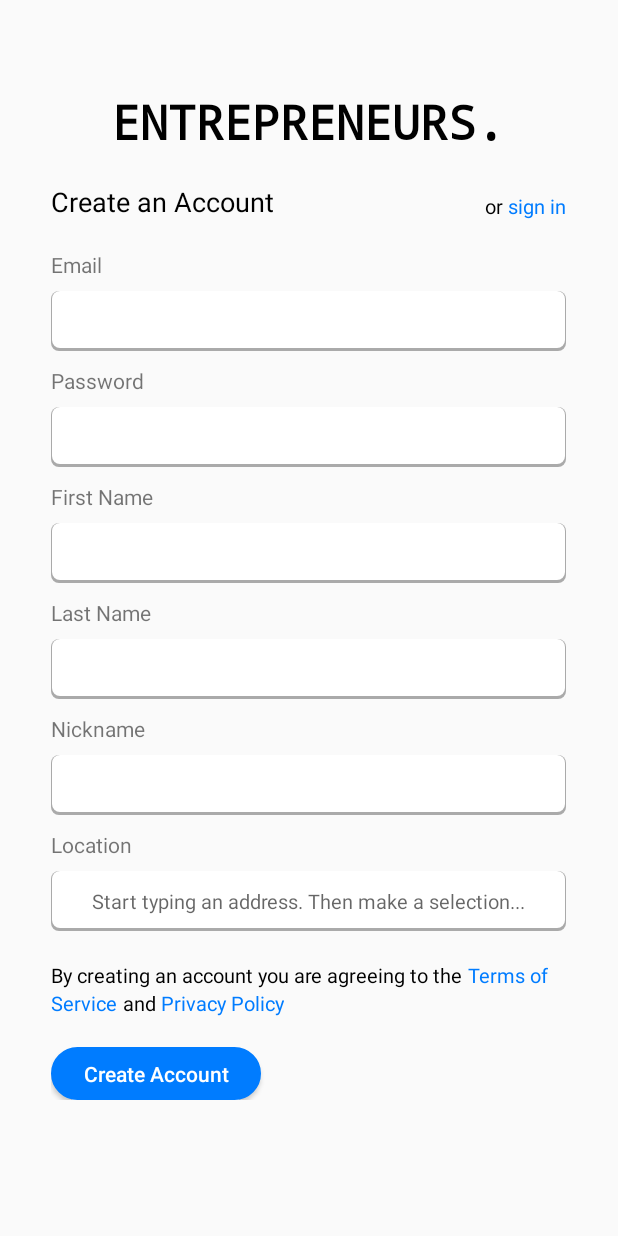
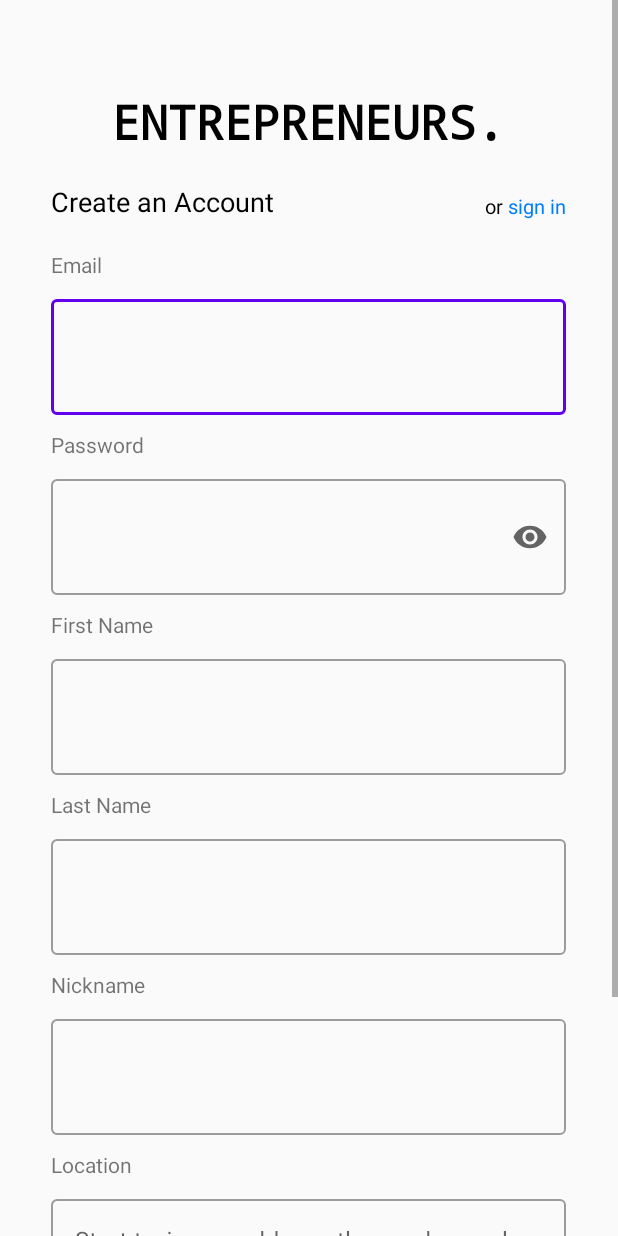
Before and after one commit to FadlyNJ/Entrepreneurs, an Android app: the Register screen opened directly, with no data from a screen before it, on a phone screen of 412 x 824 dp. Run offline under Robolectric (Android 15) with nearby library versions, the phone set to English and light mode, and no system bars.

Commit message:
redesign login and register with material components

```diff
--- a/app/src/main/java/com/fadly/entrepreneurs/MainActivity.java
+++ b/app/src/main/java/com/fadly/entrepreneurs/MainActivity.java
@@ -44,7 +44,7 @@ public class MainActivity extends AppCompatActivity {
         super.onCreate(savedInstanceState);
         setContentView(R.layout.activity_main);
 
-        // Set the Toolbar to replace the ActionBar.
+        // Set the Custom Toolbar to replace the ActionBar.
         toolbar = (MaterialToolbar) findViewById(R.id.toolbar);
         setSupportActionBar(toolbar);
         getSupportActionBar().setDisplayHomeAsUpEnabled(true);
--- a/app/src/main/res/layout/activity_main.xml
+++ b/app/src/main/res/layout/activity_main.xml
@@ -28,7 +28,7 @@
                     android:layout_width="wrap_content"
                     android:layout_height="wrap_content"
                     android:layout_gravity="center"
-                    android:text="ENTREPRENEURS."
+                    android:text="@string/entrepreneurs"
                     android:textStyle="bold"
                     android:textSize="12pt"
                     android:textColor="#191919"/>
@@ -67,7 +67,7 @@
             android:background="@drawable/button2"
             android:textColor="#a1abb5"
             android:textAllCaps="false"
-            android:text="Sign in"/>
+            android:text="@string/sign_in"/>
 
         <Button
             android:id="@+id/register"
@@ -80,7 +80,7 @@
             android:background="@drawable/button"
             android:textColor="@color/white"
             android:textAllCaps="false"
-            android:text="Sign up"/>
+            android:text="@string/sign_up"/>
 
     </com.google.android.material.navigation.NavigationView>
 
--- a/app/src/main/res/layout/activity_register.xml
+++ b/app/src/main/res/layout/activity_register.xml
@@ -73,13 +73,21 @@
                 android:layout_marginTop="20dp"
                 android:text="Email" />
 
-            <EditText
-                android:id="@+id/email"
+            <com.google.android.material.textfield.TextInputLayout
+                android:id="@+id/tilEmail"
+                style="@style/Widget.MaterialComponents.TextInputLayout.OutlinedBox"
                 android:layout_width="match_parent"
-                android:layout_height="40dp"
+                android:layout_height="wrap_content"
                 android:layout_marginTop="8dp"
-                android:background="@drawable/user_bg"
+                app:errorEnabled="true">
+
+                <com.google.android.material.textfield.TextInputEditText
+                    android:id="@+id/txtEmail"
+                    android:layout_width="match_parent"
+                    android:layout_height="match_parent"
                     android:inputType="textEmailAddress" />
+
+            </com.google.android.material.textfield.TextInputLayout>
 
             <TextView
                 android:layout_width="wrap_content"
@@ -87,13 +95,22 @@
                 android:layout_marginTop="10dp"
                 android:text="Password" />
 
-            <EditText
-                android:id="@+id/password"
+            <com.google.android.material.textfield.TextInputLayout
+                android:id="@+id/tilPassword"
+                style="@style/Widget.MaterialComponents.TextInputLayout.OutlinedBox"
                 android:layout_width="match_parent"
-                android:layout_height="40dp"
+                android:layout_height="wrap_content"
                 android:layout_marginTop="8dp"
-                android:background="@drawable/user_bg"
+                app:endIconMode="password_toggle"
+                app:errorEnabled="true">
+
+                <com.google.android.material.textfield.TextInputEditText
+                    android:id="@+id/txtPassword"
+                    android:layout_width="match_parent"
+                    android:layout_height="match_parent"
                     android:inputType="textPassword" />
+
+            </com.google.android.material.textfield.TextInputLayout>
 
             <TextView
                 android:layout_width="wrap_content"
@@ -101,13 +118,21 @@
                 android:layout_marginTop="10dp"
                 android:text="First Name" />
 
-            <EditText
-                android:id="@+id/firstname"
+            <com.google.android.material.textfield.TextInputLayout
+                android:id="@+id/tilFirst"
+                style="@style/Widget.MaterialComponents.TextInputLayout.OutlinedBox"
                 android:layout_width="match_parent"
-                android:layout_height="40dp"
+                android:layout_height="wrap_content"
                 android:layout_marginTop="8dp"
-                android:background="@drawable/user_bg"
+                app:errorEnabled="true">
+
+                <com.google.android.material.textfield.TextInputEditText
+                    android:id="@+id/txtFirst"
+                    android:layout_width="match_parent"
+                    android:layout_height="match_parent"
                     android:inputType="textPersonName" />
+
+            </com.google.android.material.textfield.TextInputLayout>
 
             <TextView
                 android:layout_width="wrap_content"
@@ -115,13 +140,21 @@
                 android:layout_marginTop="10dp"
                 android:text="Last Name" />
 
-            <EditText
-                android:id="@+id/lastname"
+            <com.google.android.material.textfield.TextInputLayout
+                android:id="@+id/tilLast"
+                style="@style/Widget.MaterialComponents.TextInputLayout.OutlinedBox"
                 android:layout_width="match_parent"
-                android:layout_height="40dp"
+                android:layout_height="wrap_content"
                 android:layout_marginTop="8dp"
-                android:background="@drawable/user_bg"
+                app:errorEnabled="true">
+
+                <com.google.android.material.textfield.TextInputEditText
+                    android:id="@+id/txtLast"
+                    android:layout_width="match_parent"
+                    android:layout_height="match_parent"
                     android:inputType="textPersonName" />
+
+            </com.google.android.material.textfield.TextInputLayout>
 
             <TextView
                 android:layout_width="wrap_content"
@@ -129,13 +162,21 @@
                 android:layout_marginTop="10dp"
                 android:text="Nickname" />
 
-            <EditText
-                android:id="@+id/nickname"
+            <com.google.android.material.textfield.TextInputLayout
+                android:id="@+id/tilNick"
+                style="@style/Widget.MaterialComponents.TextInputLayout.OutlinedBox"
                 android:layout_width="match_parent"
-                android:layout_height="40dp"
+                android:layout_height="wrap_content"
                 android:layout_marginTop="8dp"
-                android:background="@drawable/user_bg"
+                app:errorEnabled="true">
+
+                <com.google.android.material.textfield.TextInputEditText
+                    android:id="@+id/txtNick"
+                    android:layout_width="match_parent"
+                    android:layout_height="match_parent"
                     android:inputType="textPersonName" />
+
+            </com.google.android.material.textfield.TextInputLayout>
 
             <TextView
                 android:layout_width="wrap_content"
@@ -143,16 +184,20 @@
                 android:layout_marginTop="10dp"
                 android:text="Location" />
 
-            <EditText
+            <com.google.android.material.textfield.TextInputLayout
                 android:id="@+id/location"
+                style="@style/Widget.MaterialComponents.TextInputLayout.OutlinedBox"
                 android:layout_width="match_parent"
-                android:layout_height="40dp"
-                android:layout_marginTop="8dp"
-                android:background="@drawable/user_bg"
-                android:gravity="center"
-                android:hint="Start typing an address. Then make a selection..."
-                android:inputType="text"
-                android:textSize="6pt" />
+                android:layout_height="wrap_content"
+                android:layout_marginTop="8dp">
+
+                <com.google.android.material.textfield.TextInputEditText
+                    android:layout_width="match_parent"
+                    android:layout_height="match_parent"
+                    android:hint="Start typing an address, then make a selection..."
+                    android:inputType="text" />
+
+            </com.google.android.material.textfield.TextInputLayout>
 
             <LinearLayout
                 android:layout_width="wrap_content"
@@ -213,15 +258,15 @@
 
             </LinearLayout>
 
-            <Button
+            <com.google.android.material.button.MaterialButton
                 android:id="@+id/register"
+                android:layout_width="wrap_content"
+                android:layout_height="wrap_content"
                 android:layout_marginTop="20dp"
-            android:layout_width="140dp"
-            android:layout_height="35dp"
                 android:background="@drawable/button"
-            android:textColor="@color/white"
+                android:text="Create Account"
                 android:textAllCaps="false"
-            android:text="Create Account"/>
+                app:backgroundTint="#007cff" />
 
         </LinearLayout>
 
--- a/app/src/main/res/menu/top_app_bar.xml
+++ b/app/src/main/res/menu/top_app_bar.xml
@@ -6,7 +6,7 @@
     <item
         android:id="@+id/cart"
         android:icon="@drawable/cart"
-        android:title="Shopping Cart"
+        android:title="@string/shopping_cart"
         app:showAsAction="ifRoom" />
 
 </menu>
--- a/app/src/main/res/values/styles.xml
+++ b/app/src/main/res/values/styles.xml
@@ -1,12 +1,12 @@
 <?xml version="1.0" encoding="utf-8"?>
 <resources>
 
-    <style name="AppTheme" parent="Theme.AppCompat.Light.NoActionBar">
+    <style name="AppTheme" parent="Theme.MaterialComponents.Light.NoActionBar.Bridge">
         <!-- Customize your theme here. -->
         <item name="android:windowTranslucentStatus">true</item>
-        <item name="colorPrimary">#fafafa</item>
-        <item name="colorPrimaryDark">#191919</item>
-        <item name="colorAccent">#f1ca01</item>
+        <item name="colorPrimary">@color/design_default_color_primary</item>
+        <item name="colorPrimaryDark">@color/design_default_color_primary_dark</item>
+        <item name="colorAccent">@color/design_default_color_secondary</item>
     </style>
 
 </resources>
```
Also changed, not shown: app/src/main/java/com/fadly/entrepreneurs/Login.java (+69 -6 lines), app/src/main/java/com/fadly/entrepreneurs/Register.java (+95 -6 lines), app/src/main/res/layout/activity_login.xml (+37 -23 lines), app/src/main/res/menu/drawer_view.xml (+9 -9 lines), app/src/main/res/values/string.xml (+18 -0 lines). Lines whose indentation alone changed are shown as unchanged.
